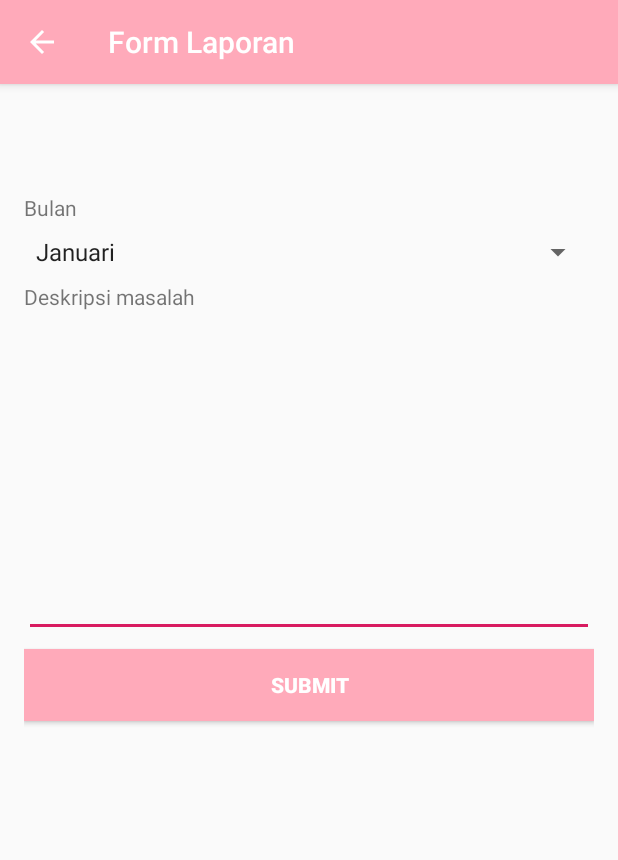
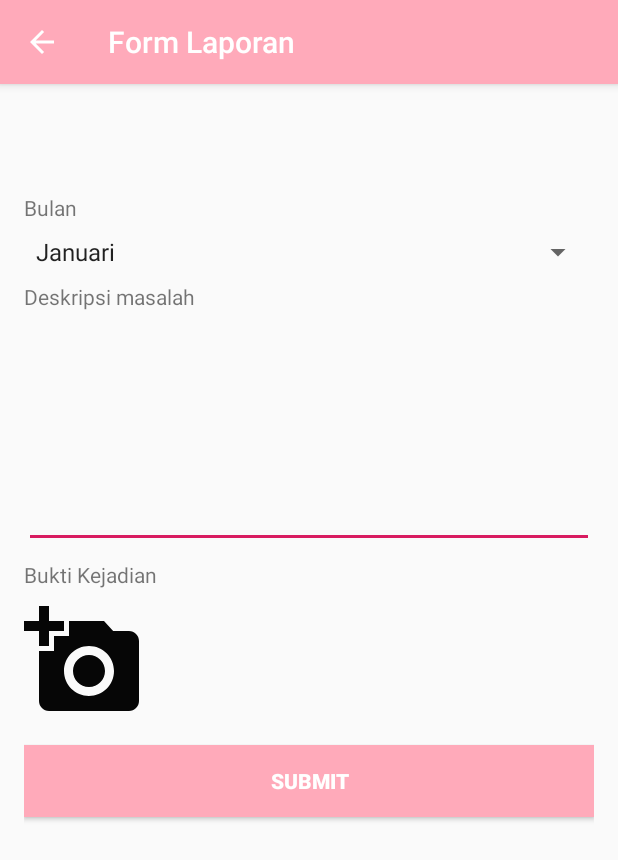
Before and after one commit to rifqirosidin/ojak, an Android app: the FormKomplain screen opened directly, with no data from a screen before it, on a phone screen of 412 x 824 dp. Shown: the top 860 px of the screen. Run offline under Robolectric (Android 15) with nearby library versions, the phone set to English and light mode, and no system bars; our stand-ins replace Firebase (no records; nobody signed in at launch, a user with empty details on screens opened directly).

Commit message:
fix versi 1

```diff
--- a/app/build.gradle
+++ b/app/build.gradle
@@ -30,6 +30,7 @@ dependencies {
     implementation 'com.google.android.gms:play-services-auth:16.0.0'
     implementation 'de.hdodenhof:circleimageview:2.1.0'
     implementation 'com.google.firebase:firebase-database:16.0.4'
+    implementation 'com.google.firebase:firebase-storage:16.0.4'
     testImplementation 'junit:junit:4.12'
     androidTestImplementation 'com.android.support.test:runner:1.0.2'
     androidTestImplementation 'com.android.support.test.espresso:espresso-core:3.0.2'
--- /dev/null
+++ b/app/src/main/res/drawable/ic_add_a_photo_black_24dp.xml
@@ -0,0 +1,5 @@
+<vector android:height="24dp" android:tint="#060606"
+    android:viewportHeight="24.0" android:viewportWidth="24.0"
+    android:width="24dp" xmlns:android="http://schemas.android.com/apk/res/android">
+    <path android:fillColor="#FF000000" android:pathData="M3,4L3,1h2v3h3v2L5,6v3L3,9L3,6L0,6L0,4h3zM6,10L6,7h3L9,4h7l1.83,2L21,6c1.1,0 2,0.9 2,2v12c0,1.1 -0.9,2 -2,2L5,22c-1.1,0 -2,-0.9 -2,-2L3,10h3zM13,19c2.76,0 5,-2.24 5,-5s-2.24,-5 -5,-5 -5,2.24 -5,5 2.24,5 5,5zM9.8,14c0,1.77 1.43,3.2 3.2,3.2s3.2,-1.43 3.2,-3.2 -1.43,-3.2 -3.2,-3.2 -3.2,1.43 -3.2,3.2z"/>
+</vector>
--- a/app/src/main/res/layout/activity_form_komplain.xml
+++ b/app/src/main/res/layout/activity_form_komplain.xml
@@ -49,7 +49,7 @@
     <EditText
         android:id="@+id/edt_descripsi_problem"
         android:layout_width="0dp"
-        android:layout_height="209dp"
+        android:layout_height="150dp"
         android:layout_marginTop="8dp"
         android:ems="10"
         android:gravity="top"
@@ -59,17 +59,38 @@
         app:layout_constraintStart_toStartOf="parent"
         app:layout_constraintTop_toBottomOf="@+id/textView39" />
 
+    <TextView
+        android:id="@+id/textView19"
+        android:layout_width="wrap_content"
+        android:layout_height="wrap_content"
+        android:layout_marginTop="8dp"
+        android:text="Bukti Kejadian"
+        app:layout_constraintStart_toStartOf="parent"
+        app:layout_constraintTop_toBottomOf="@+id/edt_descripsi_problem" />
+
+    <ImageView
+        android:id="@+id/add_image"
+        android:layout_width="80dp"
+        android:layout_height="80dp"
+        android:layout_marginTop="8dp"
+        android:onClick="addImage"
+        app:layout_constraintStart_toStartOf="parent"
+        app:layout_constraintTop_toBottomOf="@+id/textView19"
+        app:srcCompat="@drawable/ic_add_a_photo_black_24dp"
+        tools:ignore="VectorDrawableCompat" />
+
     <Button
         android:id="@+id/btn_form_submit"
         android:layout_width="0dp"
         android:layout_height="wrap_content"
-        android:layout_marginTop="8dp"
+        android:layout_marginTop="16dp"
         android:background="@color/colorPrimary"
         android:onClick="submitForm"
         android:text="Submit"
         android:textColor="@android:color/white"
         android:textStyle="bold"
         app:layout_constraintEnd_toEndOf="parent"
+        app:layout_constraintHorizontal_bias="0.0"
         app:layout_constraintStart_toStartOf="parent"
-        app:layout_constraintTop_toBottomOf="@+id/edt_descripsi_problem" />
+        app:layout_constraintTop_toBottomOf="@+id/add_image" />
 </android.support.constraint.ConstraintLayout>
--- a/app/src/main/res/layout/activity_login.xml
+++ b/app/src/main/res/layout/activity_login.xml
@@ -11,7 +11,7 @@
         android:layout_width="0dp"
         android:layout_height="0dp"
         android:contentDescription="bglogin"
-        android:scaleType="centerCrop"
+        android:scaleType="center"
         app:layout_constraintBottom_toTopOf="@+id/guideline"
         app:layout_constraintEnd_toEndOf="parent"
         app:layout_constraintHorizontal_bias="0.438"
```
Also changed, not shown: app/src/main/java/com/example/myapplication/FormKomplain.java (+109 -15 lines), app/src/main/java/com/example/myapplication/ProfilActivity.java (+20 -4 lines), app/src/main/java/com/example/myapplication/model/Laporan.java (+7 -2 lines), app/src/main/res/layout/fragment_fragment_statistik.xml (+9 -6 lines).
